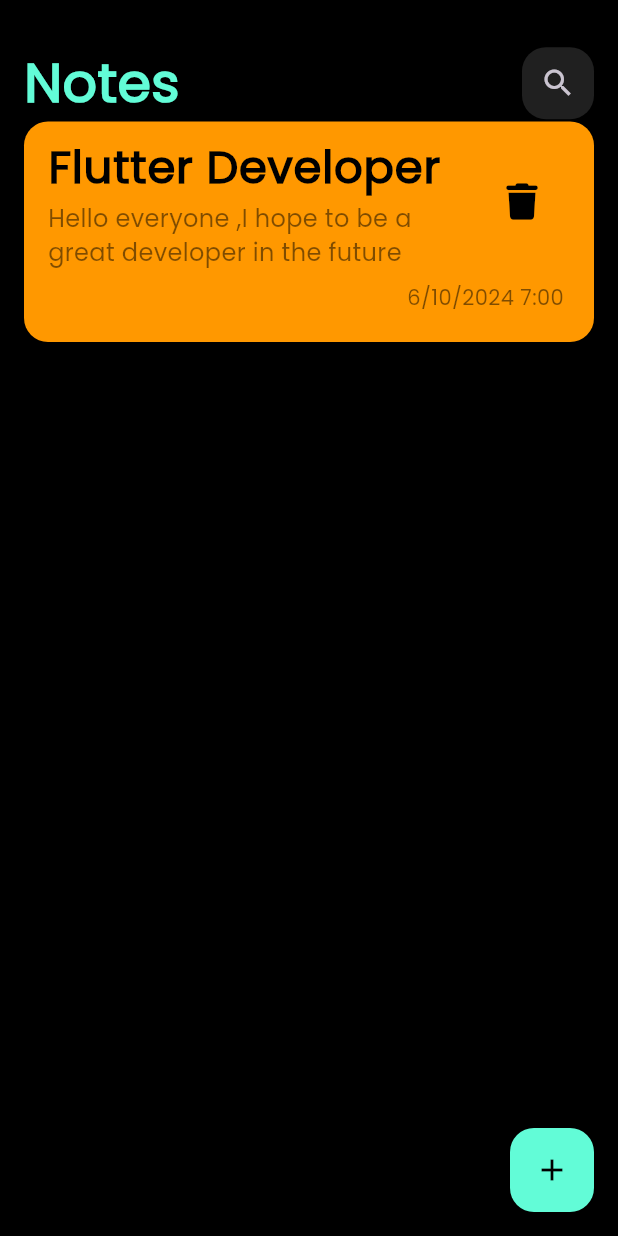
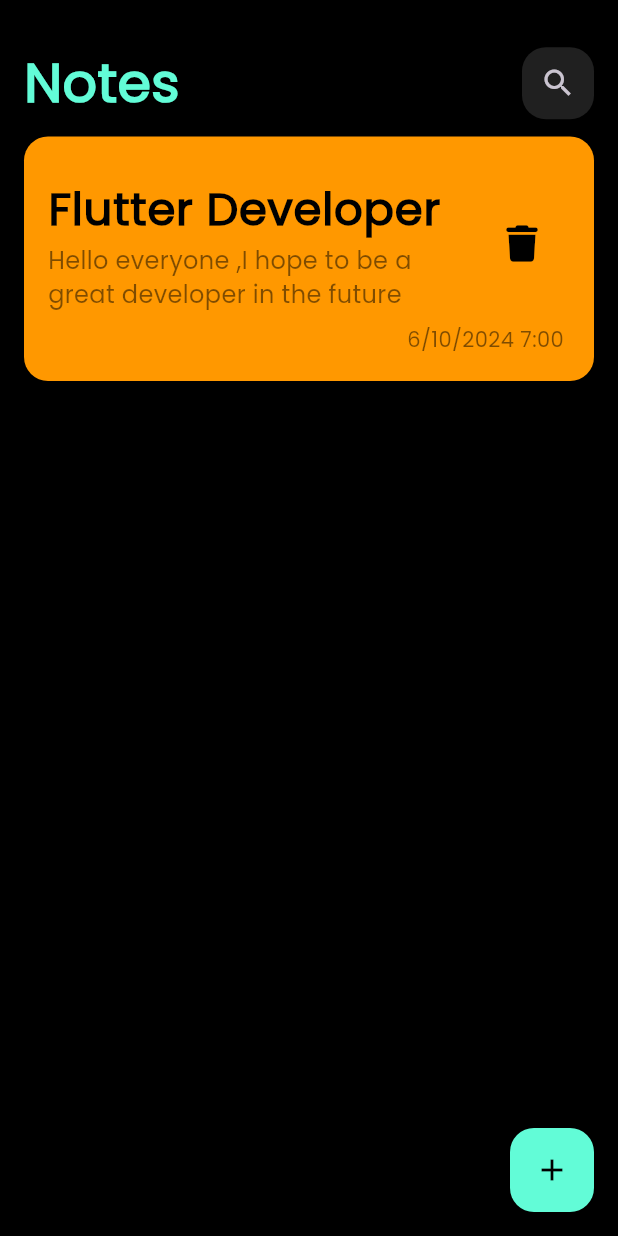
Before and after one commit to AshrafElManDoh/notes_app, a Flutter app: the screen it shows after launch, on a phone screen of 412 x 824 dp. Run offline on Flutter 3.47's test engine with Material 3 defaults, Android fonts, the phone set to English and light mode, and no system bars; our stand-ins replace font_awesome_flutter.

Commit message:
finish note item

```diff
--- a/lib/views/notes_view.dart
+++ b/lib/views/notes_view.dart
@@ -22,6 +22,7 @@ class NotesView extends StatelessWidget {
         child: Column(
           children: [
             CustomAppBar(),
+            SizedBox(height: 10,),
             NoteItem()
           ],
         ),
--- a/lib/widgets/note_item.dart
+++ b/lib/widgets/note_item.dart
@@ -9,6 +9,9 @@ class NoteItem extends StatelessWidget {
   @override
   Widget build(BuildContext context) {
     return Container(
+      padding: const EdgeInsets.symmetric(
+        vertical: 18,
+      ),
       decoration: BoxDecoration(
           color: Colors.orange, borderRadius: BorderRadius.circular(16)),
       child: Column(
@@ -38,7 +41,7 @@ class NoteItem extends StatelessWidget {
             ),
           ),
           Padding(
-            padding: const EdgeInsets.only(right: 20, bottom: 20),
+            padding: const EdgeInsets.only(right: 20),
             child: Text(
               "6/10/2024 7:00",
               style: TextStyle(
```
